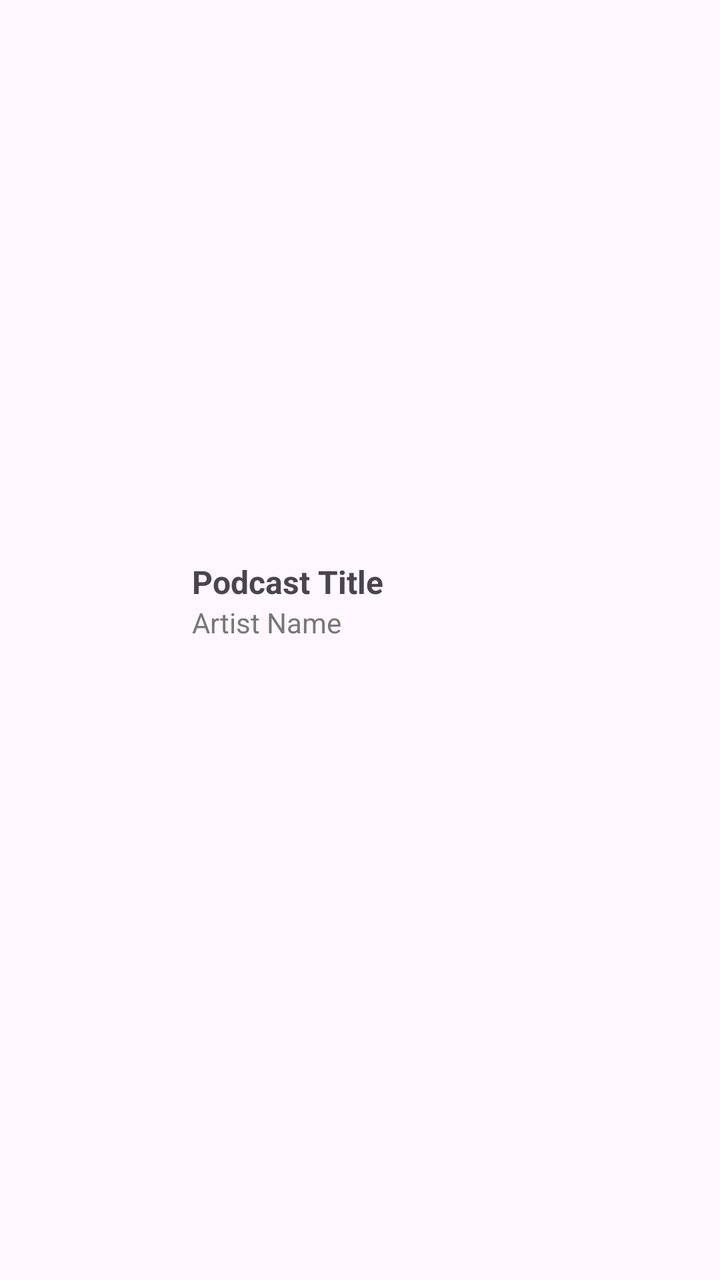
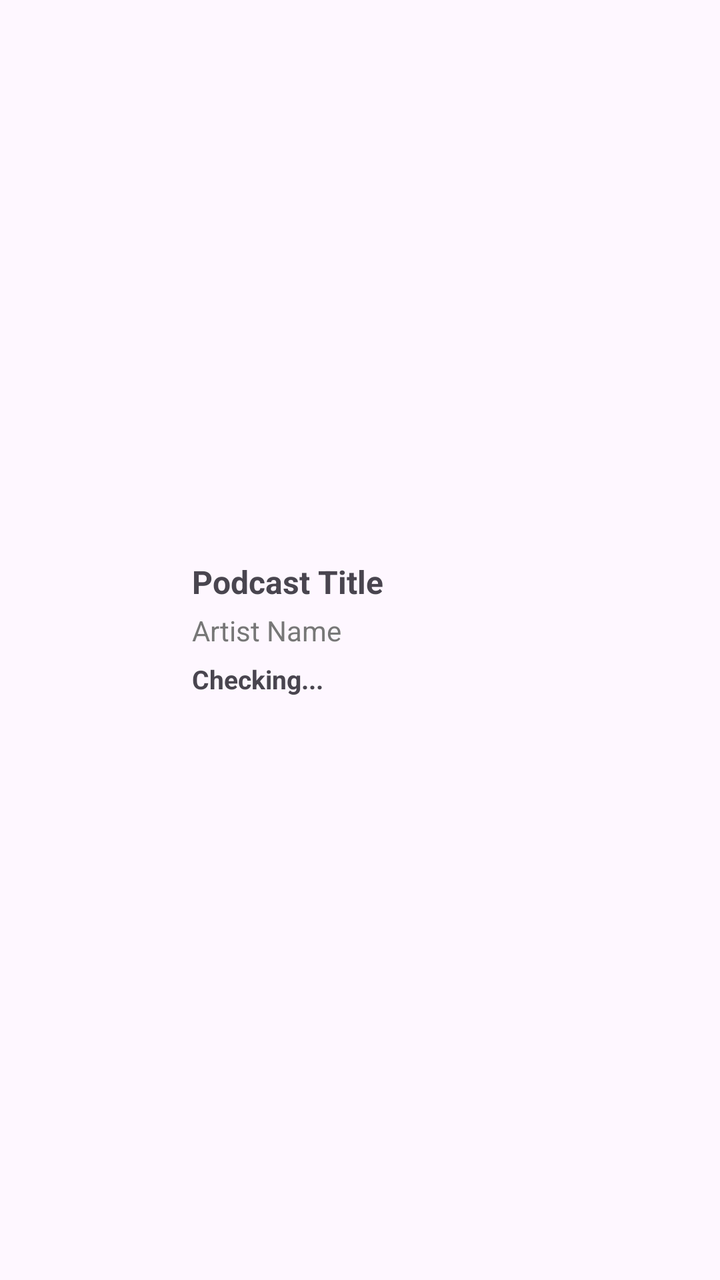

An Android layout rendered at two revisions. The XML below is the earlier revision; the diff shows what the commit changed to produce the second picture.
<!-- AndroidManifest.xml: application theme Theme.ITunesPodcast2026 -->
<!-- res/layout/item_podcast.xml -->
<?xml version="1.0" encoding="utf-8"?>
<androidx.constraintlayout.widget.ConstraintLayout
    xmlns:android="http://schemas.android.com/apk/res/android"
    xmlns:app="http://schemas.android.com/apk/res-auto"
    android:layout_width="match_parent"
    android:layout_height="wrap_content"
    android:padding="8dp">

    <ImageView
        android:id="@+id/imageViewArtwork"
        android:layout_width="80dp"
        android:layout_height="80dp"
        android:scaleType="centerCrop"
        app:layout_constraintTop_toTopOf="parent"
        app:layout_constraintStart_toStartOf="parent"
        app:layout_constraintBottom_toBottomOf="parent" />

    <TextView
        android:id="@+id/textViewTitle"
        android:layout_width="0dp"
        android:layout_height="wrap_content"
        android:text="Podcast Title"
        android:textStyle="bold"
        android:textSize="16sp"
        android:maxLines="2"
        android:ellipsize="end"
        app:layout_constraintStart_toEndOf="@id/imageViewArtwork"
        app:layout_constraintTop_toTopOf="@id/imageViewArtwork"
        app:layout_constraintEnd_toEndOf="parent"
        android:layout_marginStart="8dp" />

    <TextView
        android:id="@+id/textViewArtist"
        android:layout_width="0dp"
        android:layout_height="wrap_content"
        android:text="Artist Name"
        android:textSize="14sp"
        android:textColor="#777777"
        app:layout_constraintStart_toStartOf="@id/textViewTitle"
        app:layout_constraintTop_toBottomOf="@id/textViewTitle"
        app:layout_constraintEnd_toEndOf="parent" />


</androidx.constraintlayout.widget.ConstraintLayout>
<!-- resources referenced by this layout -->
<resources>
  <style name="Theme.ITunesPodcast2026" parent="Base.Theme.ITunesPodcast2026" />
  <style name="Base.Theme.ITunesPodcast2026" parent="Theme.Material3.DayNight.NoActionBar">
          
          
      </style>
</resources>

<!-- the commit's change to res/layout/item_podcast.xml (unified diff, before → after) -->
@@ -11,8 +11,8 @@
         android:layout_width="80dp"
         android:layout_height="80dp"
         android:scaleType="centerCrop"
+        app:layout_constraintStart_toStartOf="parent"
         app:layout_constraintTop_toTopOf="parent"
-        app:layout_constraintStart_toStartOf="parent"
         app:layout_constraintBottom_toBottomOf="parent" />
 
     <TextView
@@ -38,7 +38,18 @@
         android:textColor="#777777"
         app:layout_constraintStart_toStartOf="@id/textViewTitle"
         app:layout_constraintTop_toBottomOf="@id/textViewTitle"
-        app:layout_constraintEnd_toEndOf="parent" />
+        app:layout_constraintEnd_toEndOf="@id/textViewTitle"
+        android:layout_marginTop="4dp" />
 
+    <TextView
+        android:id="@+id/textViewType"
+        android:layout_width="wrap_content"
+        android:layout_height="wrap_content"
+        android:text="Checking..."
+        android:textSize="13sp"
+        android:textStyle="bold"
+        app:layout_constraintStart_toStartOf="@id/textViewArtist"
+        app:layout_constraintTop_toBottomOf="@id/textViewArtist"
+        android:layout_marginTop="6dp" />
 
 </androidx.constraintlayout.widget.ConstraintLayout>
